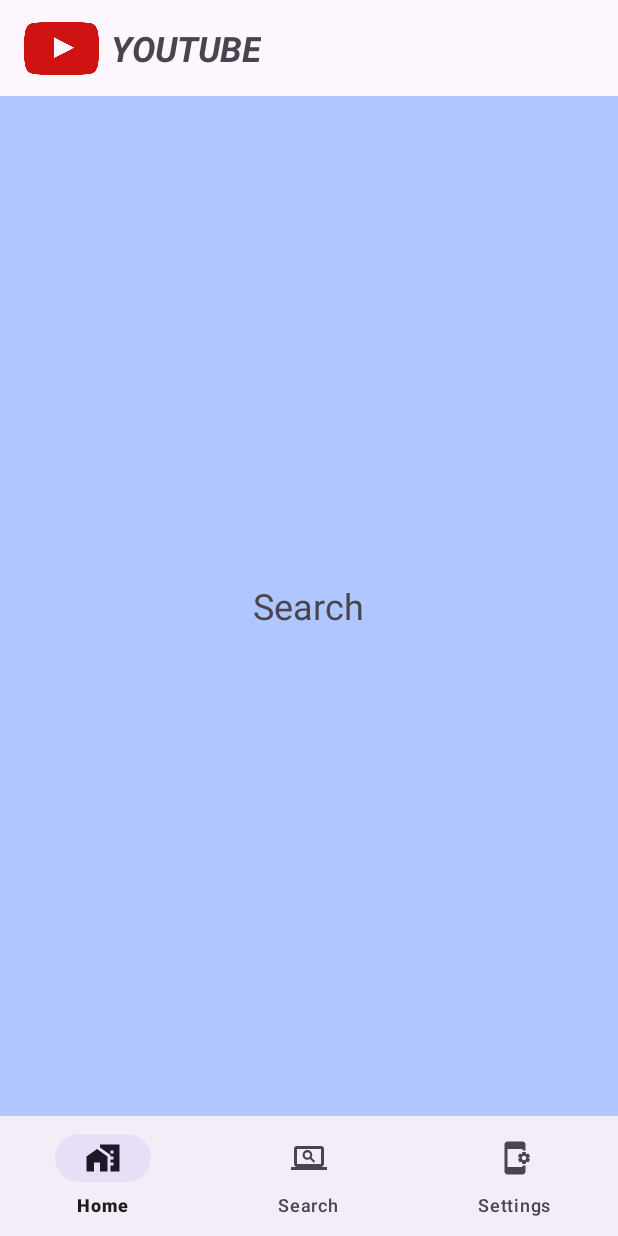
After one commit to tutorhwang/HwangTube, an Android app: the fragment SearchFragment placed in its activity, on a phone screen of 412 x 824 dp. The commit adds this screen. Run offline under Robolectric (Android 15) with nearby library versions, the phone set to English and light mode, and no system bars; pictures from the network do not load.

Commit message:
[refactor] Refactor activity structure with Applied '숙련' Curriculum Enhancements - Apply Fragment - Implement HomeFragment, SearchFragment, SettingFragment - Implement BottomNavigationView

```diff
--- a/app/src/main/AndroidManifest.xml
+++ b/app/src/main/AndroidManifest.xml
@@ -30,7 +30,6 @@
                 <category android:name="android.intent.category.LAUNCHER" />
             </intent-filter>
         </activity>
-        <activity android:name=".activity.SettingActivity" />
         <activity android:name=".activity.DetailActivity" />
     </application>
 
--- /dev/null
+++ b/app/src/main/java/com/example/hwangtube/fragment/HomeFragment.kt
@@ -0,0 +1,47 @@
+package com.example.hwangtube.fragment
+
+import android.content.Intent
+import android.os.Bundle
+import android.view.LayoutInflater
+import android.view.View
+import android.view.ViewGroup
+import androidx.fragment.app.Fragment
+import com.example.hwangtube.activity.DetailActivity
+import com.example.hwangtube.activity.EXTRA_VIDEO
+import com.example.hwangtube.adapter.VideoListAdapter
+import com.example.hwangtube.data.VideoList
+import com.example.hwangtube.databinding.FragmentHomeBinding
+
+class HomeFragment : Fragment() {
+
+    private var _binding: FragmentHomeBinding? = null
+    private val binding get() = _binding!!
+
+    private val adapter by lazy {
+        VideoListAdapter(VideoList.list) { video ->
+            val intent = Intent(activity, DetailActivity::class.java).apply {
+                putExtra(EXTRA_VIDEO, video)
+            }
+            startActivity(intent)
+        }
+    }
+
+    override fun onCreateView(
+        inflater: LayoutInflater, container: ViewGroup?,
+        savedInstanceState: Bundle?
+    ): View {
+        _binding = FragmentHomeBinding.inflate(inflater, container, false)
+        return binding.root
+    }
+
+    override fun onViewCreated(view: View, savedInstanceState: Bundle?) {
+        super.onViewCreated(view, savedInstanceState)
+        binding.recyclerView.adapter = adapter
+    }
+
+    override fun onDestroyView() {
+        super.onDestroyView()
+        _binding = null
+    }
+
+}
--- /dev/null
+++ b/app/src/main/java/com/example/hwangtube/fragment/SearchFragment.kt
@@ -0,0 +1,28 @@
+package com.example.hwangtube.fragment
+
+import android.os.Bundle
+import android.view.LayoutInflater
+import android.view.View
+import android.view.ViewGroup
+import androidx.fragment.app.Fragment
+import com.example.hwangtube.databinding.FragmentSearchBinding
+
+class SearchFragment : Fragment() {
+
+    private var _binding: FragmentSearchBinding? = null
+    private val binding get() = _binding!!
+
+    override fun onCreateView(
+        inflater: LayoutInflater, container: ViewGroup?,
+        savedInstanceState: Bundle?
+    ): View {
+        super.onCreate(savedInstanceState)
+        _binding = FragmentSearchBinding.inflate(inflater, container, false)
+        return binding.root
+    }
+
+    override fun onDestroyView() {
+        super.onDestroyView()
+        _binding = null
+    }
+}
--- /dev/null
+++ b/app/src/main/res/drawable/ic_home.xml
@@ -0,0 +1,6 @@
+<vector android:height="24dp" android:tint="#000000"
+    android:viewportHeight="24" android:viewportWidth="24"
+    android:width="24dp" xmlns:android="http://schemas.android.com/apk/res/android">
+    <path android:fillColor="@android:color/white" android:pathData="M1,11l0,10l5,0l0,-6l4,0l0,6l5,0l0,-10l-7,-5z"/>
+    <path android:fillColor="@android:color/white" android:pathData="M10,3v1.97l7,5V11h2v2h-2v2h2v2h-2v4h6V3H10zM19,9h-2V7h2V9z"/>
+</vector>
--- /dev/null
+++ b/app/src/main/res/drawable/ic_search.xml
@@ -0,0 +1,5 @@
+<vector android:height="24dp" android:tint="#000000"
+    android:viewportHeight="24" android:viewportWidth="24"
+    android:width="24dp" xmlns:android="http://schemas.android.com/apk/res/android">
+    <path android:fillColor="@android:color/white" android:pathData="M20,18C21.1,18 21.99,17.1 21.99,16L22,6C22,4.89 21.1,4 20,4L4,4C2.89,4 2,4.89 2,6L2,16C2,17.1 2.89,18 4,18L0,18L0,20L24,20L24,18L20,18ZM4,16L4,6L20,6L20,16L20,16.01L4,16ZM9.0967,9.9531C9.0967,8.9261 9.9327,8.0891 10.9607,8.0891C11.9877,8.0891 12.8247,8.9261 12.8247,9.9531C12.8247,10.9801 11.9877,11.8171 10.9607,11.8171C9.9327,11.8171 9.0967,10.9801 9.0967,9.9531ZM16.1287,14.1891L13.6467,11.7071C13.9777,11.2021 14.1737,10.6001 14.1737,9.9531C14.1737,8.1811 12.7327,6.7401 10.9607,6.7401C9.1887,6.7401 7.7467,8.1811 7.7467,9.9531C7.7467,11.7251 9.1887,13.1671 10.9607,13.1671C11.5967,13.1671 12.1857,12.9751 12.6847,12.6561L15.1737,15.1441L16.1287,14.1891Z"/>
+</vector>
--- /dev/null
+++ b/app/src/main/res/drawable/ic_settings.xml
@@ -0,0 +1,10 @@
+<vector xmlns:android="http://schemas.android.com/apk/res/android"
+    android:width="24dp"
+    android:height="24dp"
+    android:tint="#000000"
+    android:viewportWidth="24"
+    android:viewportHeight="24">
+    <path
+        android:fillColor="@android:color/white"
+        android:pathData="M21.81,12.74l-0.82,-0.63v-0.22l0.8,-0.63c0.16,-0.12 0.2,-0.34 0.1,-0.51l-0.85,-1.48c-0.07,-0.13 -0.21,-0.2 -0.35,-0.2 -0.05,0 -0.1,0.01 -0.15,0.03l-0.95,0.38c-0.08,-0.05 -0.11,-0.07 -0.19,-0.11l-0.15,-1.01c-0.03,-0.21 -0.2,-0.36 -0.4,-0.36h-1.71c-0.2,0 -0.37,0.15 -0.4,0.34l-0.14,1.01c-0.03,0.02 -0.07,0.03 -0.1,0.05l-0.09,0.06 -0.95,-0.38c-0.05,-0.02 -0.1,-0.03 -0.15,-0.03 -0.14,0 -0.27,0.07 -0.35,0.2l-0.85,1.48c-0.1,0.17 -0.06,0.39 0.1,0.51l0.8,0.63v0.23l-0.8,0.63c-0.16,0.12 -0.2,0.34 -0.1,0.51l0.85,1.48c0.07,0.13 0.21,0.2 0.35,0.2 0.05,0 0.1,-0.01 0.15,-0.03l0.95,-0.37c0.08,0.05 0.12,0.07 0.2,0.11l0.15,1.01c0.03,0.2 0.2,0.34 0.4,0.34h1.71c0.2,0 0.37,-0.15 0.4,-0.34l0.15,-1.01c0.03,-0.02 0.07,-0.03 0.1,-0.05l0.09,-0.06 0.95,0.38c0.05,0.02 0.1,0.03 0.15,0.03 0.14,0 0.27,-0.07 0.35,-0.2l0.85,-1.48c0.1,-0.17 0.06,-0.39 -0.1,-0.51zM18,13.5c-0.83,0 -1.5,-0.67 -1.5,-1.5s0.67,-1.5 1.5,-1.5 1.5,0.67 1.5,1.5 -0.67,1.5 -1.5,1.5zM17,17h2v4c0,1.1 -0.9,2 -2,2H7c-1.1,0 -2,-0.9 -2,-2V3c0,-1.1 0.9,-2 2,-2h10c1.1,0 2,0.9 2,2v4h-2V6H7v12h10v-1z" />
+</vector>
--- a/app/src/main/res/layout/activity_main.xml
+++ b/app/src/main/res/layout/activity_main.xml
@@ -43,53 +43,22 @@
 
     </androidx.appcompat.widget.Toolbar>
 
-    <com.google.android.material.chip.ChipGroup
-        android:id="@+id/chip_group"
-        android:layout_width="match_parent"
-        android:layout_height="wrap_content"
-        android:layout_marginStart="8dp"
-        app:layout_constraintStart_toStartOf="parent"
-        app:layout_constraintTop_toBottomOf="@id/toolbar"
-        app:singleSelection="true">
-
-        <com.google.android.material.chip.Chip
-            android:id="@+id/chip_music"
-            style="@style/Widget.MaterialComponents.Chip.Choice"
-            android:layout_width="wrap_content"
-            android:layout_height="wrap_content"
-            android:text="@string/music" />
-
-        <com.google.android.material.chip.Chip
-            android:id="@+id/chip_realtime"
-            style="@style/Widget.MaterialComponents.Chip.Choice"
-            android:layout_width="wrap_content"
-            android:layout_height="wrap_content"
-            android:text="@string/live" />
-
-        <com.google.android.material.chip.Chip
-            android:id="@+id/chip_mix"
-            style="@style/Widget.MaterialComponents.Chip.Choice"
-            android:layout_width="wrap_content"
-            android:layout_height="wrap_content"
-            android:text="@string/mix" />
-
-        <com.google.android.material.chip.Chip
-            android:id="@+id/chip_nature"
-            style="@style/Widget.MaterialComponents.Chip.Choice"
-            android:layout_width="wrap_content"
-            android:layout_height="wrap_content"
-            android:text="@string/nature" />
-
-    </com.google.android.material.chip.ChipGroup>
-
-    <androidx.recyclerview.widget.RecyclerView
-        android:id="@+id/recycler_view"
+    <androidx.fragment.app.FragmentContainerView
+        android:id="@+id/fragment_container"
+        android:name="com.example.hwangtube.fragment.HomeFragment"
         android:layout_width="0dp"
         android:layout_height="0dp"
-        app:layoutManager="androidx.recyclerview.widget.LinearLayoutManager"
+        app:layout_constraintBottom_toTopOf="@id/bottom_navigation"
+        app:layout_constraintEnd_toEndOf="parent"
+        app:layout_constraintStart_toStartOf="parent"
+        app:layout_constraintTop_toBottomOf="@id/toolbar" />
+
+    <com.google.android.material.bottomnavigation.BottomNavigationView
+        android:id="@+id/bottom_navigation"
+        android:layout_width="0dp"
+        android:layout_height="wrap_content"
         app:layout_constraintBottom_toBottomOf="parent"
         app:layout_constraintEnd_toEndOf="parent"
         app:layout_constraintStart_toStartOf="parent"
-        app:layout_constraintTop_toBottomOf="@id/chip_group" />
-
+        app:menu="@menu/bottom_navigation_menu" />
 </androidx.constraintlayout.widget.ConstraintLayout>
--- /dev/null
+++ b/app/src/main/res/layout/fragment_search.xml
@@ -0,0 +1,15 @@
+<?xml version="1.0" encoding="utf-8"?>
+<FrameLayout xmlns:android="http://schemas.android.com/apk/res/android"
+    android:layout_width="match_parent"
+    android:layout_height="match_parent"
+    android:background="@color/material_dynamic_primary80"
+    android:gravity="center"
+    android:padding="16dp">
+
+    <TextView
+        android:layout_width="wrap_content"
+        android:layout_height="wrap_content"
+        android:layout_gravity="center"
+        android:text="@string/title_search"
+        android:textSize="24sp" />
+</FrameLayout>
--- /dev/null
+++ b/app/src/main/res/menu/bottom_navigation_menu.xml
@@ -0,0 +1,15 @@
+<?xml version="1.0" encoding="utf-8"?>
+<menu xmlns:android="http://schemas.android.com/apk/res/android">
+    <item
+        android:id="@+id/navigation_home"
+        android:icon="@drawable/ic_home"
+        android:title="@string/title_home"/>
+    <item
+        android:id="@+id/navigation_search"
+        android:icon="@drawable/ic_search"
+        android:title="@string/title_search"/>
+    <item
+        android:id="@+id/navigation_settings"
+        android:icon="@drawable/ic_settings"
+        android:title="@string/title_settings"/>
+</menu>
--- a/app/src/main/res/values/strings.xml
+++ b/app/src/main/res/values/strings.xml
@@ -15,4 +15,7 @@
     <string name="live">Live</string>
     <string name="mix">Mix</string>
     <string name="nature">Nature</string>
+    <string name="title_home">Home</string>
+    <string name="title_search">Search</string>
+    <string name="title_settings">Settings</string>
 </resources>
```
Also changed, not shown: app/src/main/java/com/example/hwangtube/activity/MainActivity.kt (+42 -116 lines), app/src/main/java/com/example/hwangtube/activity/SettingActivity.kt (deleted, +0 -48 lines), app/src/main/java/com/example/hwangtube/fragment/SettingFragment.kt (added, +46 -0 lines), app/src/main/res/layout/fragment_home.xml (added, +55 -0 lines), app/src/main/res/layout/fragment_settings.xml (renamed from app/src/main/res/layout/activity_settings.xml).
